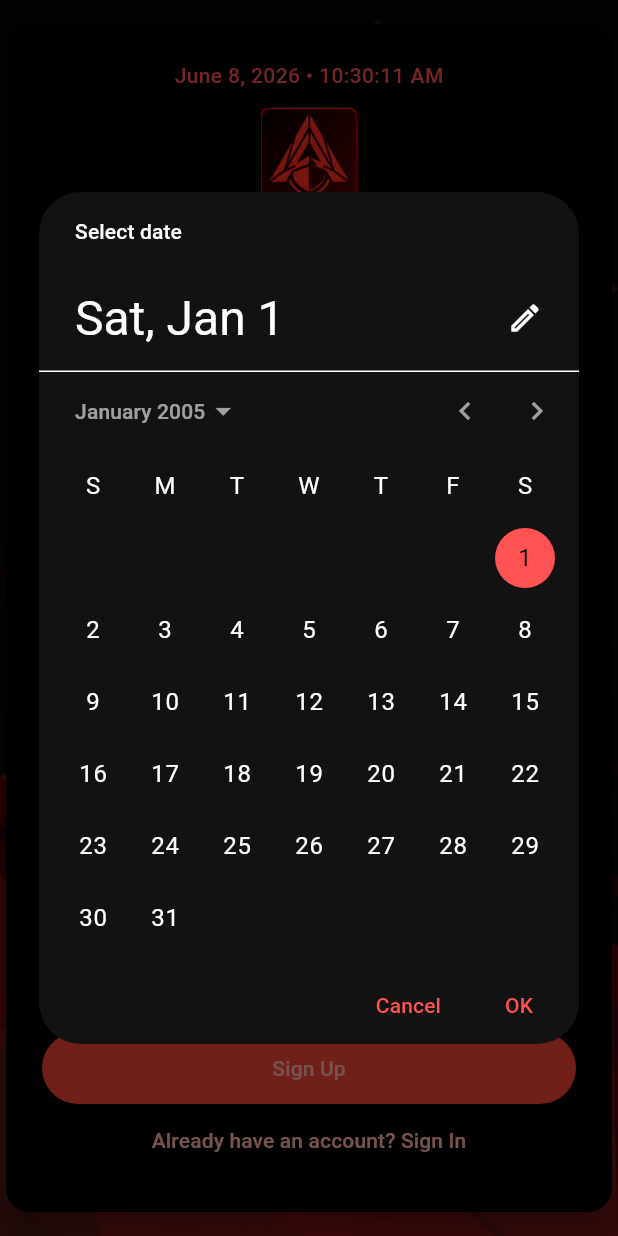
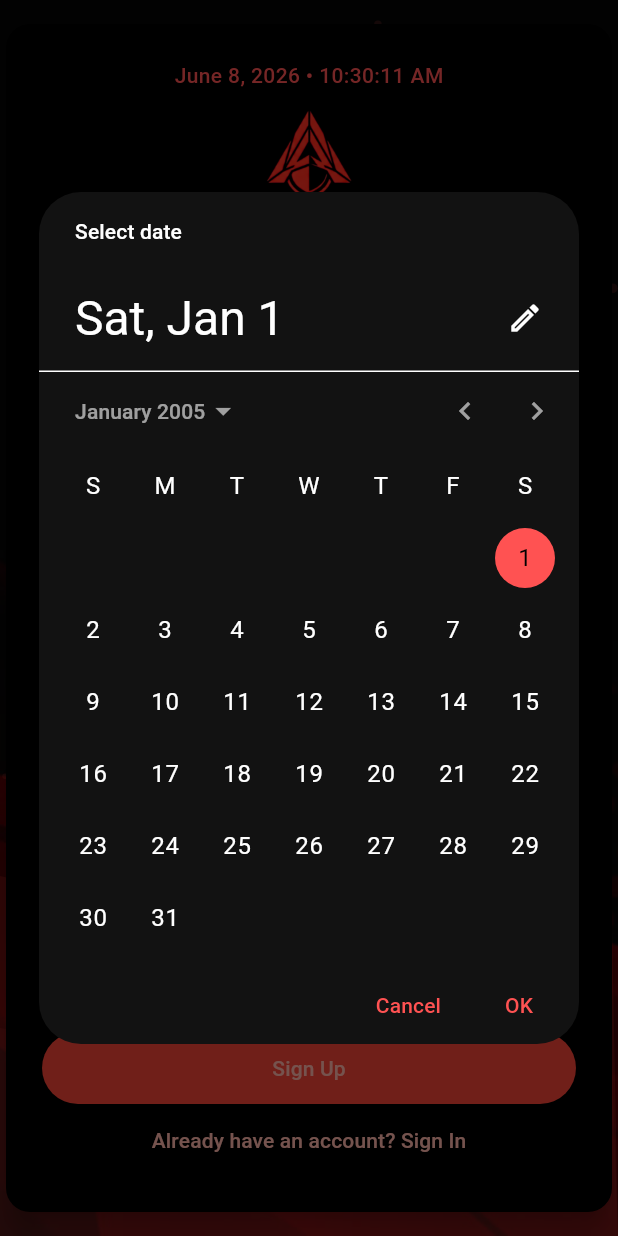
Before and after one commit to jmburnitdown-ops/savings_tracker, a Flutter app: the screen it shows after launch, after a tap on "Sign In", after a tap on "Need an account? Sign Up", after a tap on "Select Birthday", on a phone screen of 412 x 824 dp. Run offline on Flutter 3.47's test engine with Material 3 defaults, Android fonts, the phone set to English and light mode, and no system bars; our stand-ins replace cloud_firestore, firebase_auth, firebase_core, fl_chart, hive_flutter, image_picker; missing offline and left inert: flutter_analog_clock; accounts and stored records are empty; statements that could not run were skipped.

Commit message:
refactor: Revert in-app logo references back to original assets
- Use apexsaver_logo.png in AppBar and main display
- Use apexsaver_logo2.png in login screen
- Remove apexsaver_icon.png from assets
- Keep Windows Desktop Icon configuration (uses .ico format)

```diff
--- a/lib/login_page.dart
+++ b/lib/login_page.dart
@@ -253,7 +253,7 @@ class _LoginScreenState extends State<LoginScreen> with TickerProviderStateMixin
                                 child: child,
                               ),
                               child: Image.asset(
-                                'assets/apexsaver_icon.png',
+                                'assets/apexsaver_logo.png',
                                 width: 64,
                                 height: 64,
                                 fit: BoxFit.contain,
--- a/lib/main.dart
+++ b/lib/main.dart
@@ -201,7 +201,7 @@ class _MainScreenState extends State<MainScreen> with TickerProviderStateMixin {
         // Replace the title Row in your MainScreen AppBar with this:
 title: Row(
   children: [
-    Image.asset('assets/apexsaver_icon.png', height: 32, width: 32,
+    Image.asset('assets/apexsaver_logo.png', height: 32, width: 32,
         errorBuilder: (context, error, stackTrace) => Icon(Icons.change_history_rounded, color: theme.colorScheme.primary)),
     const SizedBox(width: 12),
     Text('ApexSaver Hub', style: TextStyle(color: theme.colorScheme.onSurface)),
@@ -293,7 +293,7 @@ title: Row(
                                             child: Transform.scale(
                                               scale: _logoScale.value,
                                               child: Image.asset(
-                                                'assets/apexsaver_icon.png',
+                                                'assets/apexsaver_logo.png',
                                                 height: 500,
                                                 width: 500,
                                                 errorBuilder: (context, error, stackTrace) => const Icon(Icons.change_history_rounded, size: 500, color: Colors.red),
--- a/pubspec.yaml
+++ b/pubspec.yaml
@@ -35,7 +35,6 @@ flutter:
 
   # Registered asset paths for the login portal and tracker dashboard backgrounds
   assets:
-    - assets/apexsaver_icon.png
     - assets/apexsaver_logo.png
     - assets/apexsaver_logo2.png
     - assets/apexsaver_bg.png
```
Also changed, not shown: assets/apexsaver_icon.png (deleted).
